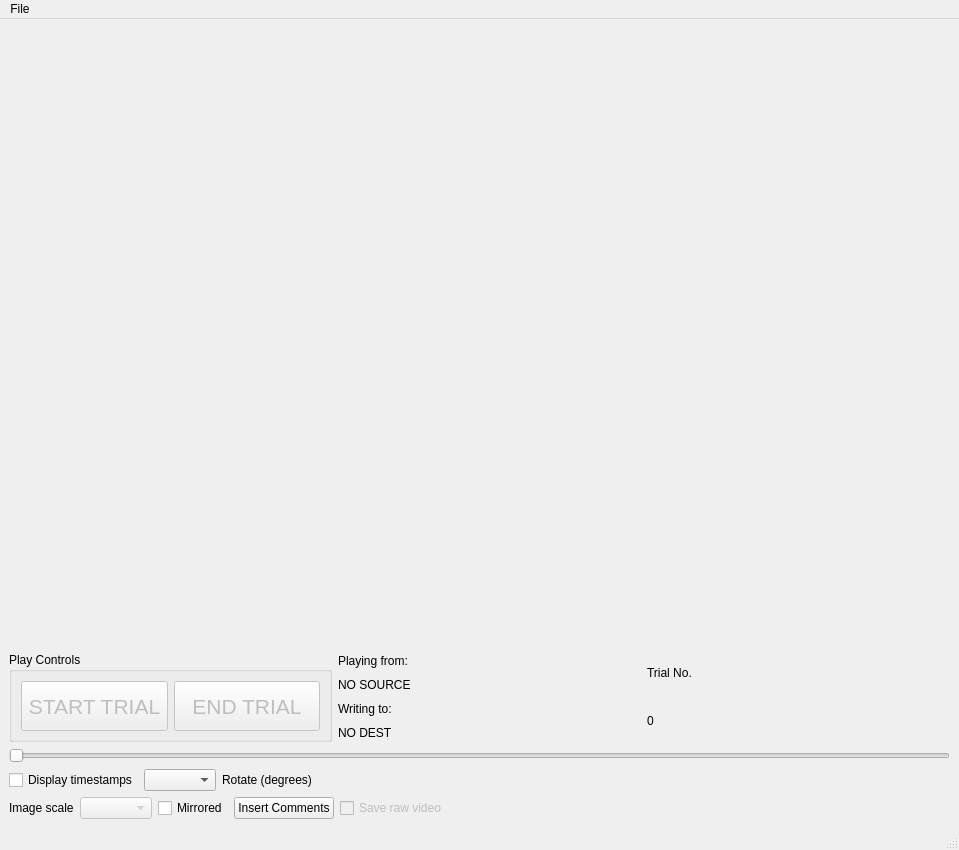
The window that score_behavior/score_window_ui.ui (NeuroNetMem/score) describes before a commit, drawn with Qt 5.
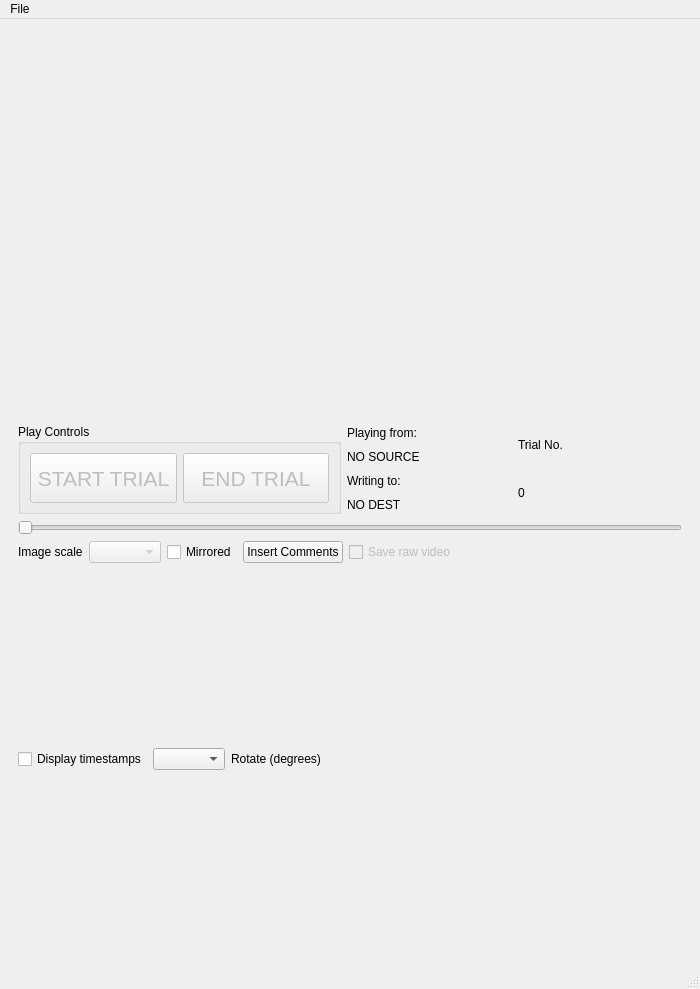
The same window after the commit. Custom widgets are drawn as their Qt base class.

Commit message: reaarranged GUI in a vboxlayout to make space for a sidebar

```diff
--- a/score_behavior/score_window_ui.ui
+++ b/score_behavior/score_window_ui.ui
@@ -6,8 +6,8 @@
    <rect>
     <x>0</x>
     <y>0</y>
-    <width>959</width>
-    <height>850</height>
+    <width>700</width>
+    <height>989</height>
    </rect>
   </property>
   <property name="sizePolicy">
@@ -22,11 +22,32 @@
     <height>540</height>
    </size>
   </property>
+  <property name="maximumSize">
+   <size>
+    <width>700</width>
+    <height>16777215</height>
+   </size>
+  </property>
   <property name="windowTitle">
    <string>MainWindow</string>
   </property>
   <widget class="QWidget" name="centralwidget">
+   <layout class="QHBoxLayout" name="horizontalLayout_7">
+    <item>
+     <widget class="QWidget" name="verticalWidget" native="true">
+      <property name="maximumSize">
+       <size>
+        <width>800</width>
+        <height>16777215</height>
+       </size>
+      </property>
    <layout class="QVBoxLayout" name="verticalLayout">
+       <property name="spacing">
+        <number>-1</number>
+       </property>
+       <property name="sizeConstraint">
+        <enum>QLayout::SetDefaultConstraint</enum>
+       </property>
     <item>
      <widget class="CVVideoWidget" name="cameraWidget">
       <property name="toolTip">
@@ -37,22 +58,6 @@
       </property>
      </widget>
     </item>
-    <item>
-     <spacer name="verticalSpacer">
-      <property name="orientation">
-       <enum>Qt::Vertical</enum>
-      </property>
-      <property name="sizeType">
-       <enum>QSizePolicy::MinimumExpanding</enum>
-      </property>
-      <property name="sizeHint" stdset="0">
-       <size>
-        <width>20</width>
-        <height>40</height>
-       </size>
-      </property>
-     </spacer>
-    </item>
     <item>
      <layout class="QHBoxLayout" name="horizontalLayout_2">
       <item>
@@ -213,40 +218,6 @@
       </property>
      </widget>
     </item>
-    <item>
-     <layout class="QHBoxLayout" name="horizontalLayout_3">
-      <item>
-       <widget class="QCheckBox" name="displayTsCheckBox">
-        <property name="text">
-         <string>Display timestamps</string>
-        </property>
-       </widget>
-      </item>
-      <item>
-       <widget class="QComboBox" name="rotateComboBox"/>
-      </item>
-      <item>
-       <widget class="QLabel" name="label_4">
-        <property name="text">
-         <string>Rotate (degrees)</string>
-        </property>
-       </widget>
-      </item>
-      <item>
-       <spacer name="horizontalSpacer_2">
-        <property name="orientation">
-         <enum>Qt::Horizontal</enum>
-        </property>
-        <property name="sizeHint" stdset="0">
-         <size>
-          <width>40</width>
-          <height>20</height>
-         </size>
-        </property>
-       </spacer>
-      </item>
-     </layout>
-    </item>
     <item>
      <layout class="QHBoxLayout" name="horizontalLayout_4">
       <item>
@@ -305,6 +276,43 @@
       </item>
      </layout>
     </item>
+       <item>
+        <layout class="QHBoxLayout" name="horizontalLayout_3">
+         <item>
+          <widget class="QCheckBox" name="displayTsCheckBox">
+           <property name="text">
+            <string>Display timestamps</string>
+           </property>
+          </widget>
+         </item>
+         <item>
+          <widget class="QComboBox" name="rotateComboBox"/>
+         </item>
+         <item>
+          <widget class="QLabel" name="label_4">
+           <property name="text">
+            <string>Rotate (degrees)</string>
+           </property>
+          </widget>
+         </item>
+         <item>
+          <spacer name="horizontalSpacer_2">
+           <property name="orientation">
+            <enum>Qt::Horizontal</enum>
+           </property>
+           <property name="sizeHint" stdset="0">
+            <size>
+             <width>40</width>
+             <height>20</height>
+            </size>
+           </property>
+          </spacer>
+         </item>
+        </layout>
+       </item>
+      </layout>
+     </widget>
+    </item>
    </layout>
   </widget>
   <widget class="QMenuBar" name="menubar">
@@ -312,7 +320,7 @@
     <rect>
      <x>0</x>
      <y>0</y>
-     <width>959</width>
+     <width>700</width>
      <height>22</height>
     </rect>
    </property>
```
Left out of the diff: 3 changed lines with no effect on the pictures. Lines whose indentation alone changed are shown as unchanged.
